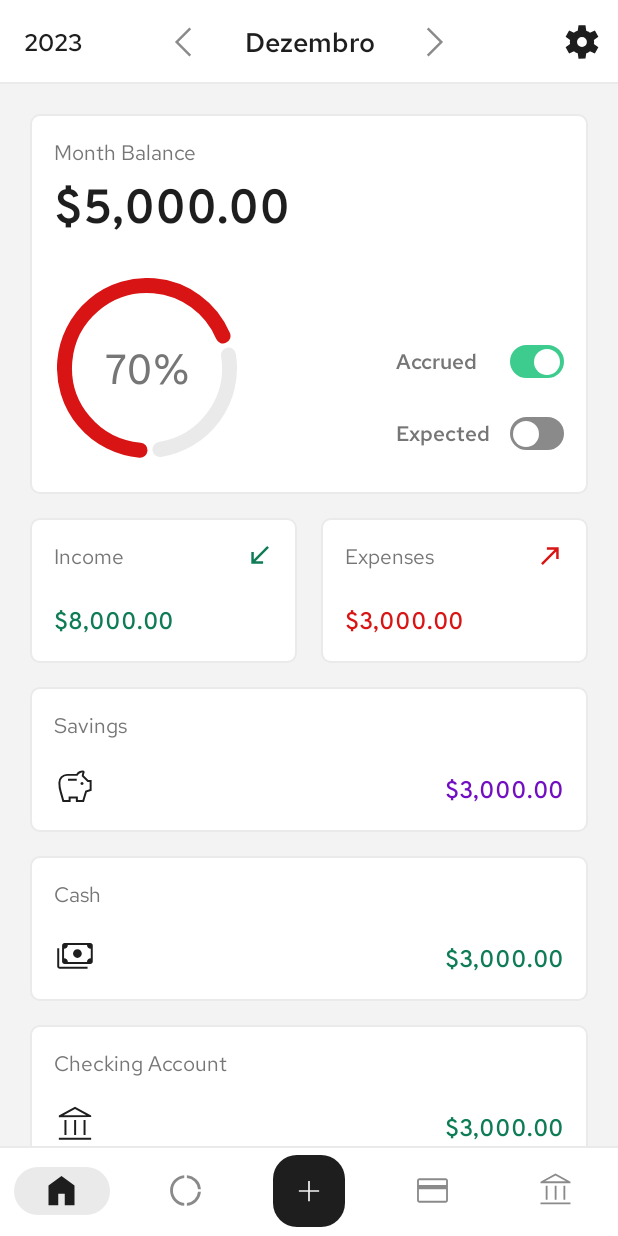
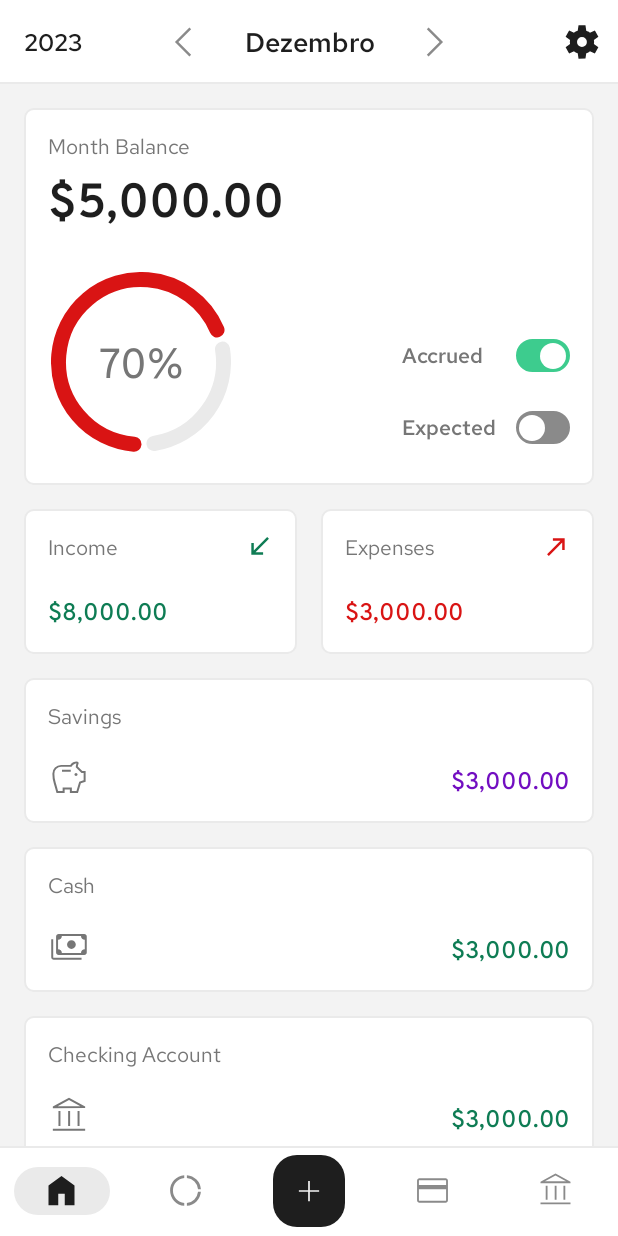
Before and after one commit to jumiranda5/my-budget-android, an Android app: the screen it shows after launch (MainActivity), on a phone screen of 412 x 824 dp. Run offline under Robolectric (Android 15) with nearby library versions, the phone set to English and light mode, and no system bars.

Commit message:
Adjust layout for small phones

```diff
--- a/app/src/main/java/com/jgm/mybudgetapp/HomeFragment.java
+++ b/app/src/main/java/com/jgm/mybudgetapp/HomeFragment.java
@@ -114,6 +114,9 @@ public class HomeFragment extends Fragment {
     private final ArrayList<Category> categoriesExpenses = new ArrayList<>();
     private final ArrayList<Category> categoriesIncome = new ArrayList<>();
     private void setDummyExpensesList() {
+
+        expensesChart.post(() -> {
+
             Category c1 = new Category(0, "Home", R.color.savings, 0, true);
             Category c2 = new Category(0, "Restaurant", R.color.colorAccent, 0, true);
             Category c3 = new Category(0, "Groceries", R.color.expense, 0, true);
@@ -146,11 +149,16 @@ public class HomeFragment extends Fragment {
             initCategoriesExpensesList();
 
             // Set expenses chart
+            int width = expensesChart.getWidth();
             expensesChart.setImageTintList(null);
-        Charts.setCategoriesChart(mContext, categoriesExpenses, expensesChart, 100, 10);
+            Charts.setCategoriesChart(mContext, categoriesExpenses, expensesChart, width, 12);
+        });
+
     }
 
     private void setDummyIncomeList() {
+
+        incomeChart.post(() -> {
             Category c1 = new Category(0, "Salary", R.color.savings, 0, true);
             Category c2 = new Category(0, "Rent", R.color.colorAccent, 0, true);
             Category c3 = new Category(0, "Extras", R.color.expense, 0, true);
@@ -174,8 +182,10 @@ public class HomeFragment extends Fragment {
             initCategoriesIncomeList();
 
             // Set expenses chart
+            int width = incomeChart.getWidth();
             incomeChart.setImageTintList(null);
-        Charts.setCategoriesChart(mContext, categoriesIncome, incomeChart, 100, 10);
+            Charts.setCategoriesChart(mContext, categoriesIncome, incomeChart, width, 12);
+        });
     }
 
     private void initCategoriesIncomeList() {
--- a/app/src/main/java/com/jgm/mybudgetapp/utils/Charts.java
+++ b/app/src/main/java/com/jgm/mybudgetapp/utils/Charts.java
@@ -26,7 +26,7 @@ public class Charts {
             Context context,
             ArrayList<Category> categories,
             ImageView imageView,
-            int size,
+            int chartSize,
             int indicator) {
 
         ExecutorService canvasService = Executors.newSingleThreadExecutor();
@@ -35,7 +35,6 @@ public class Charts {
 
             // Get screen density to set the canvas size
             int density = (int) context.getResources().getDisplayMetrics().density;
-            int chartSize = size * density;
             int indicatorSize = indicator * density;
             int indicatorBoundaries = chartSize - indicatorSize;
 
@@ -102,14 +101,6 @@ public class Charts {
             paint.setStyle(Paint.Style.FILL_AND_STROKE);
             paint.setTextSize(textSize);
 
-            // Month space vars
-            int start = 0;
-            int monthWidth = (chartWidth / 16);
-            int monthSpace =  (chartWidth - (monthWidth * 12)) / 11;
-            int nextStart = monthWidth + monthSpace;
-
-            // Month bars vars
-
             /*
                 highest bar = 100% = chartHeight
                 1% value = highest bar / 100
@@ -120,8 +111,15 @@ public class Charts {
                 another bar = 500
                 500 / 10 = 50 (incomeBarPercent)
                 height = 50% * chartHeight
-             */
+            */
 
+            // Month space vars
+            int start = density; // (+ 1dp);
+            int monthWidth = (chartWidth / 16);
+            int monthGap =  (chartWidth - (monthWidth * 12)) / 11;
+            int nextStart = monthWidth + monthGap;
+
+            // Month bars vars
             float barPercentValue = NumberUtils.roundFloat(highestBar / 100);
 
             for(int i = 0; i < monthList.size(); i++) {
@@ -130,7 +128,7 @@ public class Charts {
                 paint.setColor(context.getColor(R.color.high_emphasis_text));
                 canvas.drawText(monthName, start, chartHeight - textMarginBottom, paint);
 
-                int barGap = (monthWidth / 2);
+                int barWidth = (monthWidth / 2);
 
                 // draw income bar
                 float income = monthList.get(i).getIncome();
@@ -138,7 +136,7 @@ public class Charts {
                 float incomeHeight = NumberUtils.roundFloat((incomeBarPercent/100) * chartHeight);
                 float incomeBarStart = start + barPadding;
                 float incomeBarTop = chartHeight - incomeHeight;
-                int incomeBarEnd = start + barGap;
+                int incomeBarEnd = start + barWidth;
                 int incomeBarBottom = chartHeight - barMarginBottom;
                 paint.setColor(context.getColor(R.color.income_chart));
                 canvas.drawRect(incomeBarStart, incomeBarTop, incomeBarEnd, incomeBarBottom, paint);
--- a/app/src/main/res/layout/fragment_home.xml
+++ b/app/src/main/res/layout/fragment_home.xml
@@ -5,7 +5,6 @@
     android:layout_height="match_parent"
     xmlns:app="http://schemas.android.com/apk/res-auto"
     android:fillViewport="true"
-    android:padding="4dp"
     android:clipToPadding="false"
     android:layout_marginTop="@dimen/toolbar_height"
     tools:context=".HomeFragment">
@@ -19,7 +18,8 @@
         <androidx.constraintlayout.widget.ConstraintLayout
             android:id="@+id/home_card_month"
             style="@style/CardContainer"
-            android:layout_margin="16dp"
+            android:paddingBottom="@dimen/card_padding_sm"
+            android:layout_margin="@dimen/home_inner_margin"
             app:layout_constraintEnd_toEndOf="parent"
             app:layout_constraintStart_toStartOf="parent"
             app:layout_constraintTop_toTopOf="parent">
@@ -42,9 +42,9 @@
             <com.google.android.material.progressindicator.CircularProgressIndicator
                 android:id="@+id/home_month_progress"
                 style="@style/HomeExpensesProgress"
-                android:layout_marginTop="24dp"
-                android:layout_marginBottom="8dp"
-                android:layout_marginStart="2dp"
+                android:layout_marginTop="@dimen/home_progress_margin_top"
+                android:layout_marginBottom="@dimen/home_progress_margin_start"
+                android:layout_marginStart="@dimen/home_progress_margin_bottom"
                 android:contentDescription="@string/desc_balance_progress"
                 app:layout_constraintBottom_toBottomOf="parent"
                 app:layout_constraintStart_toStartOf="parent"
@@ -81,7 +81,7 @@
         <androidx.constraintlayout.widget.ConstraintLayout
             android:id="@+id/home_card_income"
             style="@style/CardContainerClickable"
-            android:layout_marginTop="16dp"
+            android:layout_marginTop="@dimen/home_inner_margin"
             app:layout_constraintEnd_toStartOf="@+id/home_card_expenses"
             app:layout_constraintHorizontal_chainStyle="packed"
             app:layout_constraintStart_toStartOf="@+id/home_card_month"
@@ -120,8 +120,8 @@
         <androidx.constraintlayout.widget.ConstraintLayout
             android:id="@+id/home_card_expenses"
             style="@style/CardContainerClickable"
-            android:layout_marginTop="16dp"
-            android:layout_marginStart="16dp"
+            android:layout_marginTop="@dimen/home_inner_margin"
+            android:layout_marginStart="@dimen/home_inner_margin"
             app:layout_constraintEnd_toEndOf="@+id/home_card_month"
             app:layout_constraintStart_toEndOf="@+id/home_card_income"
             app:layout_constraintTop_toBottomOf="@+id/home_card_month">
@@ -159,7 +159,7 @@
         <androidx.constraintlayout.widget.ConstraintLayout
             android:id="@+id/home_card_savings"
             style="@style/CardContainerClickable"
-            android:layout_margin="16dp"
+            android:layout_margin="@dimen/home_inner_margin"
             app:layout_constraintEnd_toEndOf="parent"
             app:layout_constraintStart_toStartOf="parent"
             app:layout_constraintTop_toBottomOf="@+id/home_card_expenses">
@@ -183,7 +183,7 @@
 
             <ImageView
                 android:id="@+id/home_savings_icon"
-                style="@style/IconMedium"
+                style="@style/IconMediumSecondary"
                 android:contentDescription="@null"
                 android:src="@drawable/ic_app_savings"
                 app:layout_constraintBottom_toBottomOf="parent"
@@ -195,7 +195,7 @@
         <androidx.constraintlayout.widget.ConstraintLayout
             android:id="@+id/home_card_cash"
             style="@style/CardContainerClickable"
-            android:layout_margin="16dp"
+            android:layout_margin="@dimen/home_inner_margin"
             app:layout_constraintEnd_toEndOf="parent"
             app:layout_constraintStart_toStartOf="parent"
             app:layout_constraintTop_toBottomOf="@+id/home_card_savings">
@@ -219,7 +219,7 @@
 
             <ImageView
                 android:id="@+id/home_cash_icon"
-                style="@style/IconMedium"
+                style="@style/IconMediumSecondary"
                 android:contentDescription="@null"
                 android:src="@drawable/ic_app_cash"
                 app:layout_constraintBottom_toBottomOf="parent"
@@ -231,7 +231,7 @@
         <androidx.constraintlayout.widget.ConstraintLayout
             android:id="@+id/home_card_checking"
             style="@style/CardContainerClickable"
-            android:layout_margin="16dp"
+            android:layout_margin="@dimen/home_inner_margin"
             app:layout_constraintEnd_toEndOf="parent"
             app:layout_constraintStart_toStartOf="parent"
             app:layout_constraintTop_toBottomOf="@+id/home_card_cash">
@@ -255,7 +255,7 @@
 
             <ImageView
                 android:id="@+id/home_checking_icon"
-                style="@style/IconMedium"
+                style="@style/IconMediumSecondary"
                 android:contentDescription="@null"
                 android:src="@drawable/ic_app_account_balance"
                 app:layout_constraintBottom_toBottomOf="parent"
@@ -267,8 +267,8 @@
         <androidx.constraintlayout.widget.ConstraintLayout
             android:id="@+id/home_card_income_categories"
             style="@style/CardContainerClickable"
-            android:layout_marginTop="16dp"
-            android:paddingBottom="8dp"
+            android:layout_marginTop="@dimen/home_inner_margin"
+            android:paddingBottom="12dp"
             app:layout_constraintEnd_toStartOf="@+id/home_card_expenses_categories"
             app:layout_constraintHorizontal_chainStyle="packed"
             app:layout_constraintStart_toStartOf="@+id/home_card_checking"
@@ -276,27 +276,15 @@
 
             <ImageView
                 android:id="@+id/home_categories_in"
-                android:layout_width="0dp"
-                android:layout_height="0dp"
-                android:layout_marginTop="4dp"
-                android:layout_marginStart="20dp"
-                android:layout_marginEnd="20dp"
-                android:scaleType="fitXY"
+                style="@style/PieChartSmall"
                 android:contentDescription="@string/desc_income_categories_chart"
-                app:tint="@color/colorSecondaryContainer"
-                app:layout_constraintDimensionRatio="w,1:1"
                 app:layout_constraintEnd_toEndOf="parent"
                 app:layout_constraintStart_toStartOf="parent"
-                app:layout_constraintTop_toTopOf="parent"
-                app:srcCompat="@drawable/ic_app_donut_large" />
+                app:layout_constraintTop_toTopOf="parent" />
 
             <androidx.recyclerview.widget.RecyclerView
                 android:id="@+id/home_income_categories_list"
-                android:layout_width="0dp"
-                android:layout_height="72dp"
-                android:layout_marginTop="8dp"
-                android:isScrollContainer="false"
-                android:nestedScrollingEnabled="false"
+                style="@style/CategoriesListSmall"
                 app:layout_constraintEnd_toEndOf="parent"
                 app:layout_constraintStart_toStartOf="parent"
                 app:layout_constraintTop_toBottomOf="@+id/home_categories_in"
@@ -308,36 +296,24 @@
         <androidx.constraintlayout.widget.ConstraintLayout
             android:id="@+id/home_card_expenses_categories"
             style="@style/CardContainerClickable"
-            android:layout_marginStart="16dp"
-            android:layout_marginTop="16dp"
-            android:paddingBottom="8dp"
+            android:layout_marginStart="@dimen/home_inner_margin"
+            android:layout_marginTop="@dimen/home_inner_margin"
+            android:paddingBottom="12dp"
             app:layout_constraintEnd_toEndOf="@+id/home_card_checking"
             app:layout_constraintStart_toEndOf="@+id/home_card_income_categories"
             app:layout_constraintTop_toBottomOf="@+id/home_card_checking">
 
             <ImageView
                 android:id="@+id/home_categories_out"
-                android:layout_width="0dp"
-                android:layout_height="0dp"
-                android:layout_marginTop="4dp"
-                android:layout_marginStart="20dp"
-                android:layout_marginEnd="20dp"
-                android:scaleType="fitXY"
+                style="@style/PieChartSmall"
                 android:contentDescription="@string/desc_expenses_categories_chart"
-                app:tint="@color/colorSecondaryContainer"
-                app:layout_constraintDimensionRatio="w,1:1"
                 app:layout_constraintEnd_toEndOf="parent"
                 app:layout_constraintStart_toStartOf="parent"
-                app:layout_constraintTop_toTopOf="parent"
-                app:srcCompat="@drawable/ic_app_donut_large" />
+                app:layout_constraintTop_toTopOf="parent" />
 
             <androidx.recyclerview.widget.RecyclerView
                 android:id="@+id/home_expenses_categories_list"
-                android:layout_width="0dp"
-                android:layout_height="72dp"
-                android:layout_marginTop="8dp"
-                android:isScrollContainer="false"
-                android:nestedScrollingEnabled="false"
+                style="@style/CategoriesListSmall"
                 app:layout_constraintEnd_toEndOf="parent"
                 app:layout_constraintStart_toStartOf="parent"
                 app:layout_constraintTop_toBottomOf="@+id/home_categories_out"
@@ -349,7 +325,7 @@
         <androidx.constraintlayout.widget.ConstraintLayout
             android:id="@+id/home_card_year"
             style="@style/CardContainerClickable"
-            android:layout_margin="16dp"
+            android:layout_margin="@dimen/home_inner_margin"
             app:layout_constraintEnd_toEndOf="parent"
             app:layout_constraintStart_toStartOf="parent"
             app:layout_constraintBottom_toBottomOf="parent"
@@ -374,7 +350,7 @@
             <ImageView
                 android:id="@+id/home_year_chart"
                 android:layout_width="0dp"
-                android:layout_height="120dp"
+                android:layout_height="@dimen/year_chart_height"
                 android:layout_marginTop="24dp"
                 android:contentDescription="@string/desc_year_chart"
                 android:src="@drawable/ic_bar_chart"
--- a/app/src/main/res/layout/item_home_category.xml
+++ b/app/src/main/res/layout/item_home_category.xml
@@ -1,15 +1,14 @@
 <?xml version="1.0" encoding="utf-8"?>
 <androidx.constraintlayout.widget.ConstraintLayout xmlns:android="http://schemas.android.com/apk/res/android"
     xmlns:app="http://schemas.android.com/apk/res-auto"
-    xmlns:tools="http://schemas.android.com/tools"
     android:layout_width="match_parent"
     android:layout_height="24dp">
 
     <ImageView
         android:id="@+id/item_home_cat_circle"
-        android:layout_width="12dp"
-        android:layout_height="12dp"
-        android:contentDescription="Color"
+        android:layout_width="10dp"
+        android:layout_height="10dp"
+        android:contentDescription="@null"
         app:layout_constraintBottom_toBottomOf="parent"
         app:layout_constraintStart_toStartOf="parent"
         app:layout_constraintTop_toTopOf="parent"
@@ -19,7 +18,7 @@
         android:id="@+id/item_home_cat_text"
         style="@style/SecondaryTextEllipse"
         android:layout_marginStart="8dp"
-        android:text="TextView"
+        android:text="@string/test_category_value"
         app:layout_constraintBottom_toBottomOf="parent"
         app:layout_constraintEnd_toEndOf="parent"
         app:layout_constraintStart_toEndOf="@+id/item_home_cat_circle"
--- /dev/null
+++ b/app/src/main/res/values-sw360dp/dimens.xml
@@ -0,0 +1,23 @@
+<?xml version="1.0" encoding="utf-8"?>
+<resources>
+
+    <!-- Text -->
+    <dimen name="number_impact">32sp</dimen>
+
+    <!-- Progress -->
+    <dimen name="progress_text_size">28sp</dimen>
+    <dimen name="progress_indicator">120dp</dimen>
+    <dimen name="progress_track">10dp</dimen>
+    <dimen name="progress_corners">5dp</dimen>
+
+    <!-- Home -->
+    <dimen name="home_inner_margin">16dp</dimen>
+    <dimen name="home_progress_margin_top">24dp</dimen>
+    <dimen name="home_progress_margin_start">8dp</dimen>
+    <dimen name="home_progress_margin_bottom">2dp</dimen>
+    <dimen name="home_pie_margin">20dp</dimen>
+    <dimen name="home_pie_margin_top">4dp</dimen>
+    <dimen name="year_chart_height">120dp</dimen>
+
+
+</resources>
--- a/app/src/main/res/values/dimens.xml
+++ b/app/src/main/res/values/dimens.xml
@@ -1,7 +1,29 @@
 <?xml version="1.0" encoding="utf-8"?>
 <resources>
 
+    <!-- Text -->
+    <dimen name="number_impact">30sp</dimen>
+
+    <!-- Containers -->
     <dimen name="toolbar_height">56dp</dimen>
     <dimen name="card_corner">6dp</dimen>
+    <dimen name="card_padding">16dp</dimen>
+    <dimen name="card_padding_sm">14dp</dimen>
+
+    <!-- Progress -->
+    <dimen name="progress_text_size">26sp</dimen>
+    <dimen name="progress_indicator">104dp</dimen>
+    <dimen name="progress_track">8dp</dimen>
+    <dimen name="progress_corners">4dp</dimen>
+
+    <!-- Home -->
+    <dimen name="home_inner_margin">14dp</dimen>
+    <dimen name="home_progress_margin_top">16dp</dimen>
+    <dimen name="home_progress_margin_start">8dp</dimen>
+    <dimen name="home_progress_margin_bottom">0dp</dimen>
+    <dimen name="home_pie_margin">16dp</dimen>
+    <dimen name="home_pie_margin_top">0dp</dimen>
+    <dimen name="year_chart_height">108dp</dimen>
+
 
 </resources>
--- a/app/src/main/res/values/strings.xml
+++ b/app/src/main/res/values/strings.xml
@@ -21,6 +21,7 @@
     <string name="desc_balance_progress">Expenses progress related to income</string>
     <string name="desc_income_categories_chart">Income categories chart</string>
     <string name="desc_expenses_categories_chart">Expenses categories chart</string>
+    <string name="desc_year_chart">Year balance chart</string>
 
     <!-- Labels -->
     <string name="label_month_balance">Month Balance</string>
@@ -37,7 +38,7 @@
     <string name="test_balance_progress_percent">70%</string>
     <string name="test_income_value">$8,000.00</string>
     <string name="test_expenses_value">$3,000.00</string>
-    <string name="desc_year_chart">Year balance chart</string>
     <string name="test_year">2023</string>
+    <string name="test_category_value">Category</string>
 
 </resources>
--- a/app/src/main/res/values/styles.xml
+++ b/app/src/main/res/values/styles.xml
@@ -34,10 +34,10 @@
         <item name="android:layout_width">0dp</item>
         <item name="android:layout_height">wrap_content</item>
         <item name="android:background">@drawable/bg_card</item>
-        <item name="android:paddingStart">16dp</item>
-        <item name="android:paddingTop">16dp</item>
-        <item name="android:paddingEnd">16dp</item>
-        <item name="android:paddingBottom">16dp</item>
+        <item name="android:paddingStart">@dimen/card_padding</item>
+        <item name="android:paddingTop">@dimen/card_padding</item>
+        <item name="android:paddingEnd">@dimen/card_padding</item>
+        <item name="android:paddingBottom">@dimen/card_padding</item>
     </style>
 
     <style name="CardContainerClickable" parent="CardContainer">
@@ -59,19 +59,31 @@
         <item name="android:rotation">180</item>
         <item name="indicatorColor">@color/expense</item>
         <item name="indicatorInset">0dp</item>
-        <item name="indicatorSize">120dp</item>
+        <item name="indicatorSize">@dimen/progress_indicator</item>
         <item name="trackColor">@color/colorSecondaryContainer</item>
-        <item name="trackCornerRadius">5dp</item>
-        <item name="trackThickness">10dp</item>
+        <item name="trackCornerRadius">@dimen/progress_corners</item>
+        <item name="trackThickness">@dimen/progress_track</item>
     </style>
 
     <style name="ProgressPercentageImpact" parent="SecondaryText">
         <item name="android:fontFamily">@font/overpass_regular</item>
-        <item name="android:textSize">28sp</item>
+        <item name="android:textSize">@dimen/progress_text_size</item>
     </style>
 
     <!-- ==========================================================
-                                IMAGES
+                               LISTS
+    ============================================================ -->
+
+    <style name="CategoriesListSmall" parent="AppTheme">
+        <item name="android:layout_width">0dp</item>
+        <item name="android:layout_height">72dp</item>
+        <item name="android:layout_marginTop">12dp</item>
+        <item name="android:isScrollContainer">false</item>
+        <item name="android:nestedScrollingEnabled">false</item>
+    </style>
+
+    <!-- ==========================================================
+                              IMAGES
     ============================================================ -->
 
     <style name="SmallIcon" parent="AppTheme">
@@ -83,6 +95,22 @@
         <item name="android:layout_width">28dp</item>
         <item name="android:layout_height">28dp</item>
         <item name="tint">@color/high_emphasis_text</item>
+    </style>
+
+    <style name="IconMediumSecondary" parent="IconMedium">
+        <item name="tint">@color/medium_emphasis_text</item>
+    </style>
+
+    <style name="PieChartSmall" parent="AppTheme">
+        <item name="android:layout_width">0dp</item>
+        <item name="android:layout_height">0dp</item>
+        <item name="android:layout_marginTop">@dimen/home_pie_margin_top</item>
+        <item name="android:layout_marginStart">@dimen/home_pie_margin</item>
+        <item name="android:layout_marginEnd">@dimen/home_pie_margin</item>
+        <item name="android:scaleType">fitXY</item>
+        <item name="tint">@color/colorSecondaryContainer</item>
+        <item name="layout_constraintDimensionRatio">w,1:1</item>
+        <item name="srcCompat">@drawable/ic_app_donut_large</item>
     </style>
 
     <!-- ==========================================================
@@ -149,7 +177,7 @@
     <style name="NumberImpact" parent="MainText">
         <item name="android:layout_width">0dp</item>
         <item name="android:fontFamily">@font/overpass_semi_bold</item>
-        <item name="android:textSize">32sp</item>
+        <item name="android:textSize">@dimen/number_impact</item>
     </style>
 
     <style name="NumberRegular" parent="MainText">
```
Lines whose indentation alone changed are shown as unchanged.
